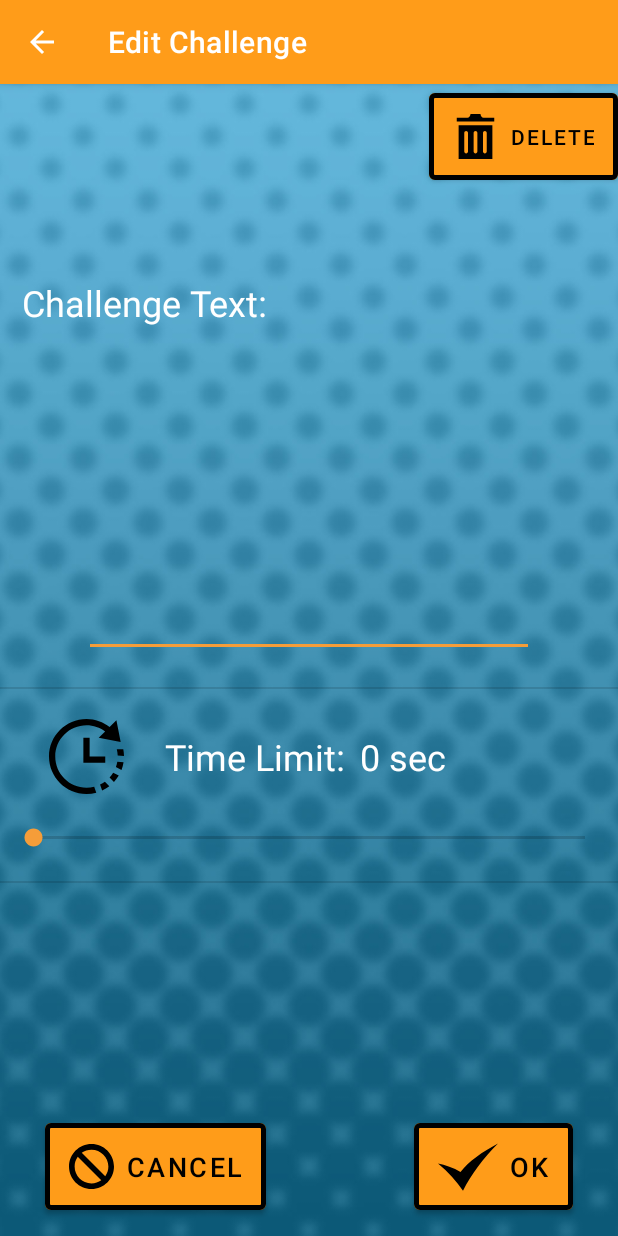
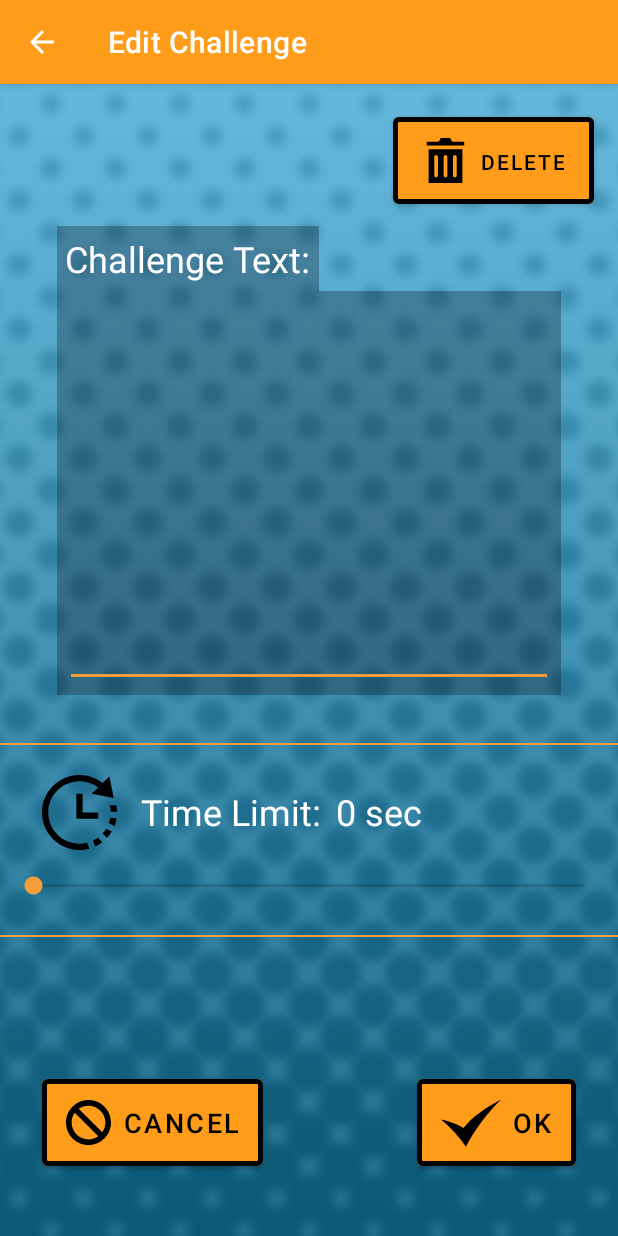
Before and after one commit to tim0dd/PassTheBomb-Client, an Android app: the EditChallengeActivity screen opened directly, with no data from a screen before it, on a phone screen of 412 x 824 dp. Run offline under Robolectric (Android 15) with nearby library versions, the phone set to English and light mode, and no system bars; our stand-ins replace Room's generated code; network calls fail; 1 statement that could not run was skipped.

Commit message:
Update UI

```diff
--- a/app/src/main/res/layout/list_item_challenge.xml
+++ b/app/src/main/res/layout/list_item_challenge.xml
@@ -10,9 +10,11 @@
         android:id="@+id/text_view_challenge_list_challenge"
         android:layout_width="300dp"
         android:layout_height="220dp"
+        android:layout_margin="5dp"
+        android:ellipsize="end"
         android:text="TextView"
+        android:textSize="30sp"
         app:layout_constraintEnd_toEndOf="parent"
-        app:layout_constraintHorizontal_bias="0.369"
         app:layout_constraintStart_toStartOf="parent"
         app:layout_constraintTop_toTopOf="parent" />
 
--- a/app/src/main/res/layout/list_item_player.xml
+++ b/app/src/main/res/layout/list_item_player.xml
@@ -3,7 +3,8 @@
 <LinearLayout xmlns:android="http://schemas.android.com/apk/res/android"
     xmlns:app="http://schemas.android.com/apk/res-auto"
     android:layout_width="match_parent"
-    android:layout_height="wrap_content">
+    android:layout_height="wrap_content"
+    android:gravity="center">
 
     <TextView
         android:id="@+id/text_view_player_name"
@@ -12,7 +13,7 @@
         android:layout_weight="1"
         android:width="150dp"
         android:text="TextView"
-        android:textSize="20sp" />
+        android:textSize="40sp" />
 
     <Button
         android:id="@+id/button_delete_player"
--- a/app/src/main/res/layout/list_item_selectable_challenge_set.xml
+++ b/app/src/main/res/layout/list_item_selectable_challenge_set.xml
@@ -2,7 +2,9 @@
 <LinearLayout xmlns:android="http://schemas.android.com/apk/res/android"
     xmlns:app="http://schemas.android.com/apk/res-auto"
     android:layout_width="wrap_content"
-    android:layout_height="wrap_content">
+    android:layout_height="wrap_content"
+    android:layout_gravity="center_horizontal"
+    android:layout_margin="5dp">
 
 
     <TextView
--- a/app/src/main/res/layout/screen_add_player.xml
+++ b/app/src/main/res/layout/screen_add_player.xml
@@ -11,13 +11,14 @@
         android:layout_height="match_parent"
         android:scaleType="centerCrop"
         android:src="@mipmap/other_screens_bg" />
+
     <androidx.recyclerview.widget.RecyclerView
         android:id="@+id/recycler_view_add_player"
         android:layout_width="match_parent"
         android:layout_height="300dp"
-        android:layout_marginStart="10dp"
-        android:layout_marginTop="10dp"
-        android:layout_marginEnd="10dp"
+        android:layout_marginStart="20dp"
+        android:layout_marginTop="20dp"
+        android:layout_marginEnd="20dp"
         android:layout_marginBottom="300dp"
         android:scrollbars="vertical"
         app:layoutManager="LinearLayoutManager"
--- a/app/src/main/res/layout/screen_challenge_set.xml
+++ b/app/src/main/res/layout/screen_challenge_set.xml
@@ -10,10 +10,13 @@
         android:layout_height="match_parent"
         android:scaleType="centerCrop"
         android:src="@mipmap/other_screens_bg" />
+
     <androidx.constraintlayout.widget.ConstraintLayout
         android:id="@+id/linear_layout_challenge_set"
         android:layout_width="match_parent"
         android:layout_height="wrap_content"
+        android:layout_margin="20dp"
+        android:padding="5dp"
         app:layout_constraintEnd_toEndOf="parent"
         app:layout_constraintStart_toStartOf="parent"
         app:layout_constraintTop_toTopOf="parent">
@@ -33,8 +36,6 @@
             android:id="@+id/button_delete_challenge_set"
             android:layout_width="0dp"
             android:layout_height="wrap_content"
-            android:layout_marginTop="10dp"
-            android:layout_marginEnd="10dp"
             android:height="@dimen/button_height"
             android:minWidth="0dp"
             android:textSize="18sp"
@@ -49,7 +50,7 @@
         android:id="@+id/linearLayout2"
         android:layout_width="match_parent"
         android:layout_height="0dp"
-        android:layout_marginTop="10dp"
+        android:layout_margin="20dp"
         app:layout_constraintBottom_toBottomOf="parent"
         app:layout_constraintTop_toBottomOf="@+id/linear_layout_challenge_set">
 
@@ -57,7 +58,6 @@
             android:id="@+id/recycler_view_challenge_list"
             android:layout_width="0dp"
             android:layout_height="0dp"
-            android:layout_marginTop="90dp"
             android:scrollbars="vertical"
             app:layoutManager="LinearLayoutManager"
             app:layout_constraintBottom_toTopOf="@+id/button_add_challenge"
--- a/app/src/main/res/layout/screen_challenge_set_list.xml
+++ b/app/src/main/res/layout/screen_challenge_set_list.xml
@@ -1,15 +1,17 @@
 <?xml version="1.0" encoding="utf-8"?>
-<androidx.constraintlayout.widget.ConstraintLayout
-    xmlns:android="http://schemas.android.com/apk/res/android"
+<androidx.constraintlayout.widget.ConstraintLayout xmlns:android="http://schemas.android.com/apk/res/android"
     xmlns:app="http://schemas.android.com/apk/res-auto"
     xmlns:tools="http://schemas.android.com/tools"
     android:layout_width="match_parent"
     android:layout_height="match_parent">
+
     <ImageView
+        android:id="@+id/imageView2"
         android:layout_width="match_parent"
         android:layout_height="match_parent"
         android:scaleType="centerCrop"
         android:src="@mipmap/other_screens_bg" />
+
     <Button
         android:id="@+id/button_add_challenge_set"
         android:layout_width="wrap_content"
@@ -18,20 +20,26 @@
         android:drawableLeft="@android:drawable/ic_menu_add"
         android:text="Add"
         android:textSize="18sp"
-        app:layout_constraintBottom_toBottomOf="parent"
+        app:layout_constraintBottom_toBottomOf="@+id/imageView2"
         app:layout_constraintEnd_toEndOf="parent"
-        app:layout_constraintStart_toStartOf="parent"
-        app:layout_constraintTop_toTopOf="parent"
-        app:layout_constraintVertical_bias="0.98" />
+        app:layout_constraintHorizontal_bias="0.498"
+        app:layout_constraintStart_toStartOf="@+id/imageView2"
+        app:layout_constraintTop_toBottomOf="@+id/progress_bar_challenge_set_list"
+        app:layout_constraintVertical_bias="0.945" />
 
     <androidx.recyclerview.widget.RecyclerView
         android:id="@+id/recycleviewMyChallengeSets"
-        android:layout_width="match_parent"
-        android:layout_height="match_parent"
+        android:layout_width="368dp"
+        android:layout_height="604dp"
+        android:layout_margin="20dp"
         android:scrollbars="vertical"
         app:layoutManager="LinearLayoutManager"
-        tools:layout_editor_absoluteX="179dp"
-        tools:layout_editor_absoluteY="250dp" />
+        app:layout_constraintBottom_toTopOf="@+id/button_add_challenge_set"
+        app:layout_constraintEnd_toEndOf="parent"
+        app:layout_constraintHorizontal_bias="1.0"
+        app:layout_constraintStart_toStartOf="@+id/imageView2"
+        app:layout_constraintTop_toTopOf="parent"
+        app:layout_constraintVertical_bias="0.0" />
 
     <ProgressBar
         android:id="@+id/progress_bar_challenge_set_list"
--- a/app/src/main/res/layout/screen_edit_challenge.xml
+++ b/app/src/main/res/layout/screen_edit_challenge.xml
@@ -5,119 +5,147 @@
     android:layout_width="match_parent"
     android:layout_height="match_parent"
     tools:context=".view.EditChallengeActivity">
+
     <ImageView
+        android:id="@+id/imageView5"
         android:layout_width="match_parent"
         android:layout_height="match_parent"
         android:scaleType="centerCrop"
-        android:src="@mipmap/other_screens_bg" />
+        android:src="@mipmap/other_screens_bg"
+        tools:layout_editor_absoluteX="29dp"
+        tools:layout_editor_absoluteY="42dp" />
+
     <Button
         android:id="@+id/button_challenge_delete"
         android:layout_width="wrap_content"
         android:layout_height="wrap_content"
+        android:layout_marginTop="16dp"
+        android:layout_marginEnd="16dp"
         android:height="@dimen/button_height"
+        android:padding="20dp"
         android:text="Delete"
         app:icon="@drawable/ic_trash"
         app:layout_constraintEnd_toEndOf="parent"
-        app:layout_constraintTop_toTopOf="parent" />
+        app:layout_constraintTop_toTopOf="@+id/imageView5" />
 
-    <EditText
-        android:id="@+id/multiline_text_challenge_text"
+    <androidx.cardview.widget.CardView
         android:layout_width="wrap_content"
         android:layout_height="wrap_content"
-        android:width="300dp"
-        android:height="200dp"
-        android:ems="10"
-        android:gravity="start|top"
-        android:inputType="textMultiLine"
-        app:layout_constraintBottom_toBottomOf="parent"
-        app:layout_constraintEnd_toEndOf="parent"
-        app:layout_constraintStart_toStartOf="parent"
-        app:layout_constraintTop_toTopOf="parent"
-        app:layout_constraintVertical_bias="0.32" />
+        app:cardBackgroundColor="@color/black_transparent"
+        app:cardCornerRadius="0dp"
+        app:cardElevation="0dp"
+        app:layout_constraintBottom_toTopOf="@+id/cardView"
+        app:layout_constraintStart_toStartOf="@+id/cardView"
+        app:layout_constraintTop_toBottomOf="@+id/button_challenge_delete"
+        app:layout_constraintVertical_bias="1.0">
+
+        <TextView
+            android:id="@+id/text_view_challenge_text_label"
+            android:layout_width="wrap_content"
+            android:layout_height="wrap_content"
+            android:layout_margin="5dp"
+            android:text="Challenge Text:"
+            android:textSize="24sp" />
+    </androidx.cardview.widget.CardView>
+
+    <androidx.cardview.widget.CardView
+        android:id="@+id/cardView"
+        android:layout_width="336dp"
+        android:layout_height="269dp"
+        android:layout_marginTop="52dp"
+        android:foregroundGravity="center"
+        app:cardBackgroundColor="@color/black_transparent"
+        app:cardCornerRadius="0dp"
+        app:cardElevation="0dp"
+        app:layout_constraintEnd_toEndOf="@+id/imageView5"
+        app:layout_constraintStart_toStartOf="@+id/imageView5"
+        app:layout_constraintTop_toBottomOf="@+id/button_challenge_delete"
+        tools:cardElevation="0">
+
+        <EditText
+            android:id="@+id/multiline_text_challenge_text"
+            android:layout_width="match_parent"
+            android:layout_height="match_parent"
+            android:layout_margin="5dp"
+            android:gravity="start|top"
+            android:inputType="textMultiLine"
+            android:textSize="25sp" />
+
+    </androidx.cardview.widget.CardView>
 
     <View
         android:id="@+id/divider5"
         android:layout_width="match_parent"
         android:layout_height="1dp"
-        android:layout_marginTop="20dp"
+        android:layout_marginTop="32dp"
         android:background="?android:attr/listDivider"
+        android:backgroundTint="@color/orange_main"
+        android:backgroundTintMode="add"
         app:layout_constraintEnd_toEndOf="parent"
-        app:layout_constraintStart_toStartOf="parent"
-        app:layout_constraintTop_toBottomOf="@+id/multiline_text_challenge_text" />
+        app:layout_constraintStart_toStartOf="@+id/imageView5"
+        app:layout_constraintTop_toBottomOf="@+id/cardView" />
+
+    <View
+        android:id="@+id/divider7"
+        android:layout_width="match_parent"
+        android:layout_height="1dp"
+        android:layout_marginTop="24dp"
+        android:background="?android:attr/listDivider"
+        android:backgroundTint="@color/orange_main"
+        android:backgroundTintMode="add"
+        app:layout_constraintTop_toBottomOf="@+id/seek_bar_challenge_time"
+        tools:layout_editor_absoluteX="5dp" />
+
+    <SeekBar
+        android:id="@+id/seek_bar_challenge_time"
+        android:layout_width="400dp"
+        android:layout_height="wrap_content"
+        android:layout_marginTop="24dp"
+        android:max="@integer/MAXIMUM_CHALLENGE_TIME"
+        app:layout_constraintEnd_toEndOf="parent"
+        app:layout_constraintStart_toStartOf="@+id/imageView5"
+        app:layout_constraintTop_toBottomOf="@+id/text_view_challenge_time_limit_label" />
 
     <TextView
         android:id="@+id/text_view_challenge_time_limit_label"
         android:layout_width="wrap_content"
         android:layout_height="wrap_content"
+        android:layout_marginStart="16dp"
+        android:layout_marginTop="28dp"
         android:text="Time Limit:"
         android:textSize="24sp"
-        app:layout_constraintBottom_toBottomOf="@+id/imageView"
-        app:layout_constraintEnd_toEndOf="parent"
-        app:layout_constraintHorizontal_bias="0.13"
         app:layout_constraintStart_toEndOf="@+id/imageView"
-        app:layout_constraintTop_toTopOf="@+id/imageView" />
+        app:layout_constraintTop_toBottomOf="@+id/divider5" />
 
     <ImageView
         android:id="@+id/imageView"
         android:layout_width="wrap_content"
         android:layout_height="wrap_content"
+        android:layout_marginStart="28dp"
         android:layout_marginTop="20dp"
-        app:layout_constraintEnd_toEndOf="parent"
-        app:layout_constraintHorizontal_bias="0.09"
-        app:layout_constraintStart_toStartOf="parent"
+        app:layout_constraintStart_toStartOf="@+id/imageView5"
         app:layout_constraintTop_toBottomOf="@+id/divider5"
         app:srcCompat="@drawable/ic_time" />
-
-    <SeekBar
-        android:id="@+id/seek_bar_challenge_time"
-        android:layout_width="400dp"
-        android:layout_height="wrap_content"
-        android:layout_marginTop="20dp"
-        android:max="@integer/MAXIMUM_CHALLENGE_TIME"
-        app:layout_constraintEnd_toEndOf="parent"
-        app:layout_constraintStart_toStartOf="parent"
-        app:layout_constraintTop_toBottomOf="@+id/imageView" />
-
-    <TextView
-        android:id="@+id/text_view_challenge_text_label"
-        android:layout_width="wrap_content"
-        android:layout_height="wrap_content"
-        android:layout_marginBottom="20dp"
-        android:text="Challenge Text:"
-        android:textSize="24sp"
-        app:layout_constraintBottom_toTopOf="@+id/multiline_text_challenge_text"
-        app:layout_constraintEnd_toEndOf="parent"
-        app:layout_constraintHorizontal_bias="0.06"
-        app:layout_constraintStart_toStartOf="parent" />
-
-    <View
-        android:id="@+id/divider6"
-        android:layout_width="match_parent"
-        android:layout_height="1dp"
-        android:layout_marginTop="20dp"
-        android:background="?android:attr/listDivider"
-        app:layout_constraintEnd_toEndOf="parent"
-        app:layout_constraintStart_toStartOf="parent"
-        app:layout_constraintTop_toBottomOf="@+id/seek_bar_challenge_time" />
 
     <Button
         android:id="@+id/button_challenge_cancel"
         android:layout_width="wrap_content"
         android:layout_height="0dp"
-        android:layout_marginStart="30dp"
+        android:layout_marginStart="28dp"
         android:height="@dimen/button_height"
         android:text="Cancel"
         android:textSize="18sp"
         app:icon="@drawable/ic_forbidden"
         app:layout_constraintBottom_toBottomOf="@+id/button_challenge_ok"
         app:layout_constraintStart_toStartOf="parent"
-        app:layout_constraintTop_toTopOf="@+id/button_challenge_ok" />
+        app:layout_constraintTop_toTopOf="@+id/button_challenge_ok"
+        app:layout_constraintVertical_bias="0.0" />
 
     <Button
         android:id="@+id/button_challenge_ok"
         android:layout_width="wrap_content"
         android:layout_height="wrap_content"
-        android:layout_marginEnd="30dp"
+        android:layout_marginEnd="28dp"
         android:height="@dimen/button_height"
         android:text="Ok"
         android:textSize="18sp"
@@ -125,8 +153,8 @@
         app:iconSize="40dp"
         app:layout_constraintBottom_toBottomOf="parent"
         app:layout_constraintEnd_toEndOf="parent"
-        app:layout_constraintTop_toBottomOf="@+id/divider6"
-        app:layout_constraintVertical_bias="0.93" />
+        app:layout_constraintTop_toBottomOf="@+id/divider7"
+        app:layout_constraintVertical_bias="0.686" />
 
     <TextView
         android:id="@+id/text_view_challenge_time_limit"
--- a/app/src/main/res/values/colors.xml
+++ b/app/src/main/res/values/colors.xml
@@ -7,5 +7,6 @@
     <color name="teal_main">#0578A8</color>
     <color name="teal_variant">#38BDF5</color>
     <color name="black">#FF000000</color>
+    <color name="black_transparent">#44000000</color>
     <color name="white">#FFFFFFFF</color>
 </resources>
```
